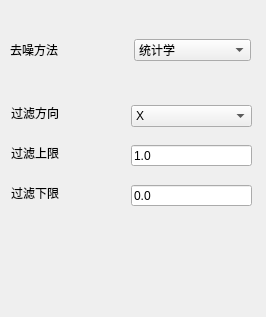
Before: the Qt Designer form filter.ui in joeaaron/Learning3D, drawn with Qt 5.
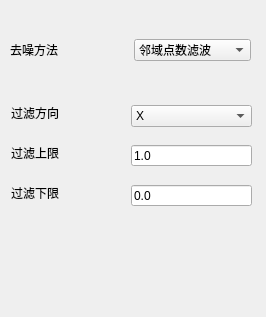
After: the same form once the commit is applied.

What changed in the file:
```diff
--- a/filter.ui
+++ b/filter.ui
@@ -211,7 +211,7 @@
        <widget class="QComboBox" name="comboBox">
         <item>
          <property name="text">
-          <string>统计学</string>
+          <string>邻域点数滤波</string>
          </property>
         </item>
         <item>
```
Left out of the diff: 2 changed lines with no effect on the pictures.
